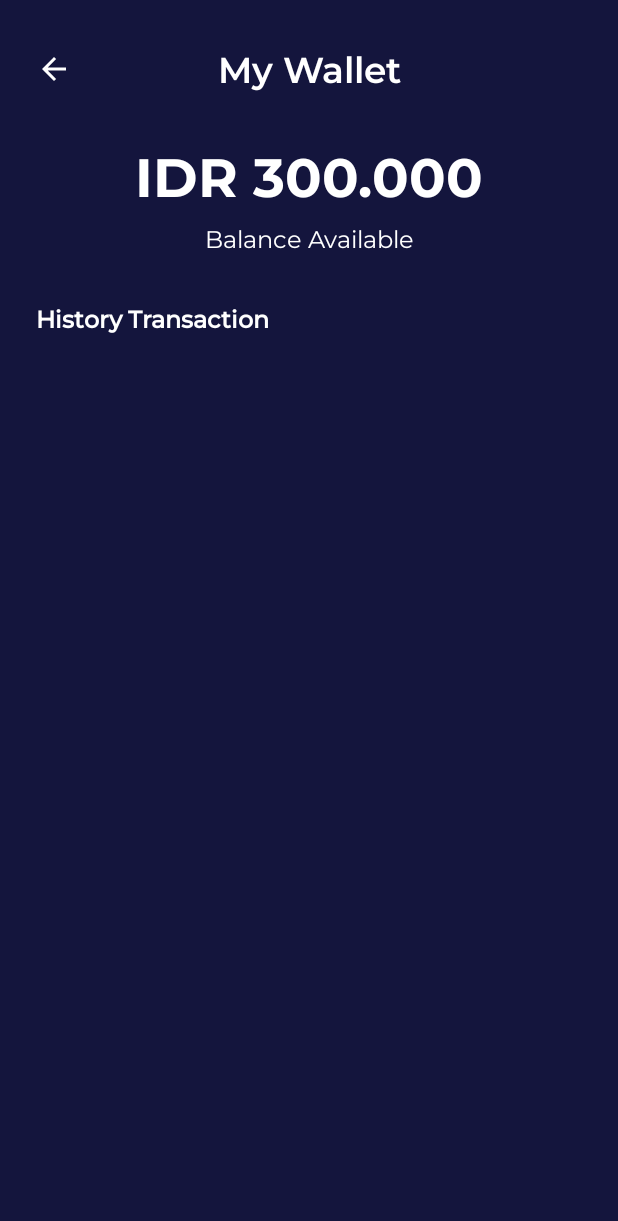
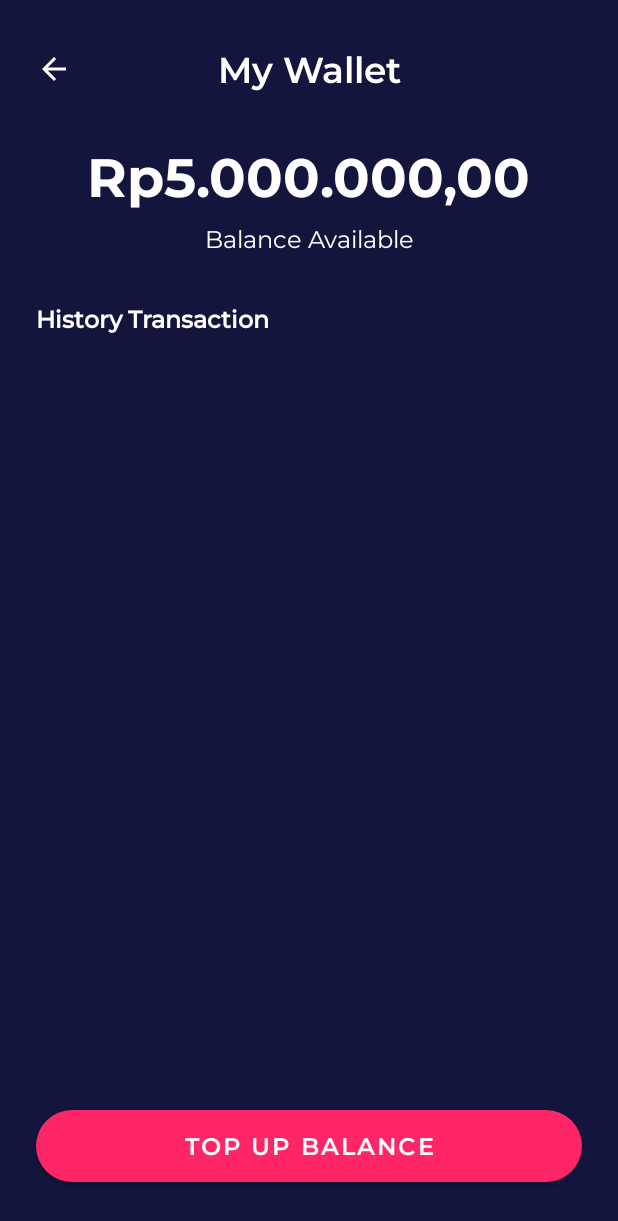
Before and after one commit to riyandifirman/movie-ticket-app, an Android app: the layout activity_my_wallet.xml on its own in the app's theme, with its tools: preview values and no code run, on a phone screen of 412 x 824 dp. Shown: the top 1221 px of the screen. Run offline under Robolectric (Android 15) with nearby library versions, the phone set to English and light mode, and no system bars.

Commit message:
add my wallet page

```diff
--- a/app/src/main/AndroidManifest.xml
+++ b/app/src/main/AndroidManifest.xml
@@ -26,6 +26,9 @@
         android:theme="@style/Theme.Movie.NoActionBar">
         <activity
             android:name=".home.ticket.TicketActivity"
+            android:exported="false" />
+        <activity
+            android:name=".wallet.MyWalletActivity"
             android:exported="false" />
         <activity
             android:name=".checkout.CheckoutSuccessActivity"
--- a/app/src/main/java/com/riyandifirman/movie/home/setting/SettingFragment.kt
+++ b/app/src/main/java/com/riyandifirman/movie/home/setting/SettingFragment.kt
@@ -1,5 +1,6 @@
 package com.riyandifirman.movie.home.setting
 
+import android.content.Intent
 import android.os.Bundle
 import androidx.fragment.app.Fragment
 import android.view.LayoutInflater
@@ -9,6 +10,7 @@ import com.bumptech.glide.Glide
 import com.bumptech.glide.request.RequestOptions
 import com.riyandifirman.movie.R
 import com.riyandifirman.movie.utils.Preferences
+import com.riyandifirman.movie.wallet.MyWalletActivity
 import kotlinx.android.synthetic.main.fragment_setting.*
 
 /**
@@ -40,6 +42,10 @@ class SettingFragment : Fragment() {
             .load(preferences.getValue("url"))
             .apply(RequestOptions.circleCropTransform())
             .into(iv_profile)
+
+        tv_my_wallet.setOnClickListener{
+            startActivity(Intent(activity, MyWalletActivity::class.java))
+        }
     }
 
 }
--- a/app/src/main/res/layout/activity_my_wallet.xml
+++ b/app/src/main/res/layout/activity_my_wallet.xml
@@ -36,7 +36,7 @@
         app:srcCompat="@drawable/ic_baseline_arrow_back_white_24" />
 
     <TextView
-        android:id="@+id/textView36"
+        android:id="@+id/tv_balance"
         android:layout_width="wrap_content"
         android:layout_height="wrap_content"
         android:layout_marginTop="32dp"
@@ -44,10 +44,10 @@
         android:textColor="@color/white"
         android:textSize="36sp"
         android:textStyle="bold"
+        android:text="Rp5.000.000,00"
         app:layout_constraintEnd_toEndOf="parent"
         app:layout_constraintStart_toStartOf="parent"
-        app:layout_constraintTop_toBottomOf="@+id/textView"
-        tools:text="IDR 300.000" />
+        app:layout_constraintTop_toBottomOf="@+id/textView" />
 
     <TextView
         android:id="@+id/textView37"
@@ -60,7 +60,7 @@
         android:textSize="16sp"
         app:layout_constraintEnd_toEndOf="parent"
         app:layout_constraintStart_toStartOf="parent"
-        app:layout_constraintTop_toBottomOf="@+id/textView36" />
+        app:layout_constraintTop_toBottomOf="@+id/tv_balance" />
 
     <TextView
         android:id="@+id/textView38"
@@ -77,6 +77,7 @@
         app:layout_constraintTop_toBottomOf="@+id/textView37" />
 
     <androidx.recyclerview.widget.RecyclerView
+        android:id="@+id/rv_transaction"
         android:layout_width="0dp"
         android:layout_height="460dp"
         android:layout_marginStart="24dp"
@@ -86,4 +87,20 @@
         app:layout_constraintStart_toStartOf="parent"
         app:layout_constraintTop_toBottomOf="@+id/textView38" />
 
+    <Button
+        android:id="@+id/btn_top_up"
+        android:layout_width="0dp"
+        android:layout_height="wrap_content"
+        android:layout_marginStart="24dp"
+        android:layout_marginEnd="24dp"
+        android:layout_marginBottom="36dp"
+        android:background="@drawable/shape_rectangle_pink"
+        android:fontFamily="@font/m_semi_bold"
+        android:text="@string/top_up_balance"
+        android:textSize="16sp"
+        app:backgroundTint="@color/colorPink"
+        app:layout_constraintBottom_toBottomOf="parent"
+        app:layout_constraintEnd_toEndOf="parent"
+        app:layout_constraintStart_toStartOf="parent" />
+
 </androidx.constraintlayout.widget.ConstraintLayout>
--- a/app/src/main/res/layout/activity_onboarding_one.xml
+++ b/app/src/main/res/layout/activity_onboarding_one.xml
@@ -13,7 +13,7 @@
         android:layout_height="wrap_content"
         android:layout_marginStart="24dp"
         android:layout_marginEnd="24dp"
-        android:layout_marginBottom="26dp"
+        android:layout_marginBottom="36dp"
         android:background="@drawable/shape_rectangle_bluegrey"
         android:fontFamily="@font/m_regular"
         android:text="@string/skip_introduction"
--- a/app/src/main/res/values/strings.xml
+++ b/app/src/main/res/values/strings.xml
@@ -45,4 +45,5 @@
     <string name="ticket_success_desc">Tickets have been purchased\nsuccessfully and enjoy the movie</string>
     <string name="happy_watching">Happy Watching!</string>
     <string name="home">Home</string>
+    <string name="top_up_balance">Top Up Balance</string>
 </resources>
```
Also changed, not shown: app/src/main/java/com/riyandifirman/movie/wallet/MyWalletActivity.kt (added, +53 -0 lines), app/src/main/java/com/riyandifirman/movie/wallet/adapter/WalletAdapter.kt (added, +66 -0 lines), app/src/main/java/com/riyandifirman/movie/wallet/model/Wallet.kt (added, +12 -0 lines), app/src/main/res/layout/row_item_transaction.xml (added, +44 -0 lines).
